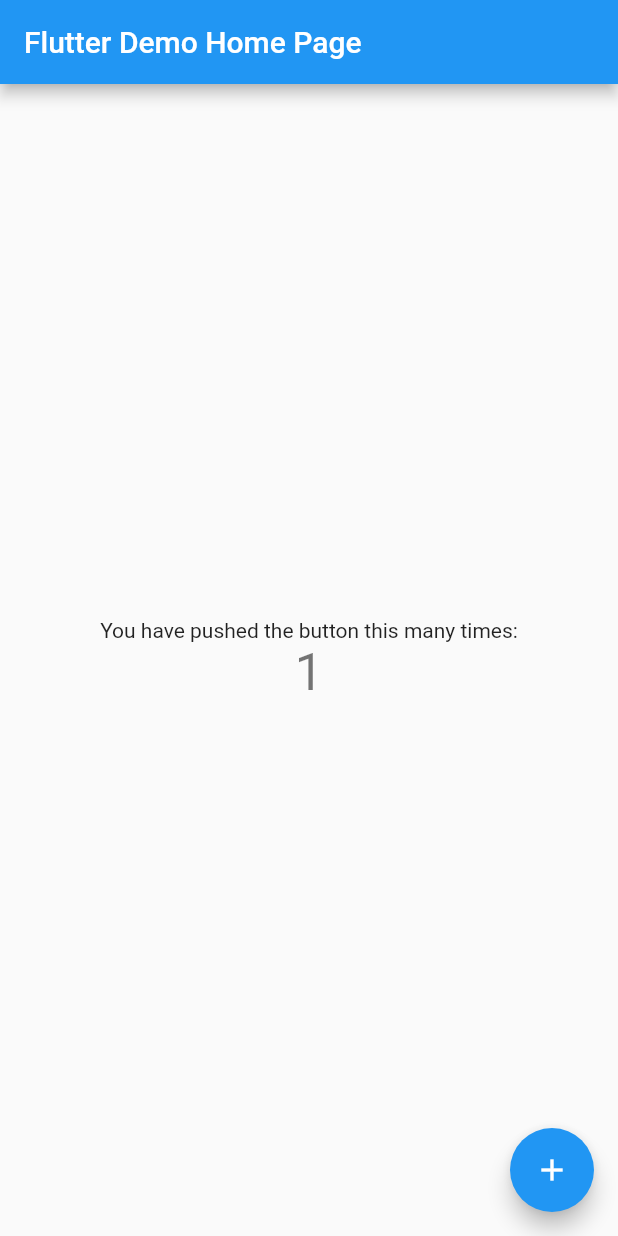
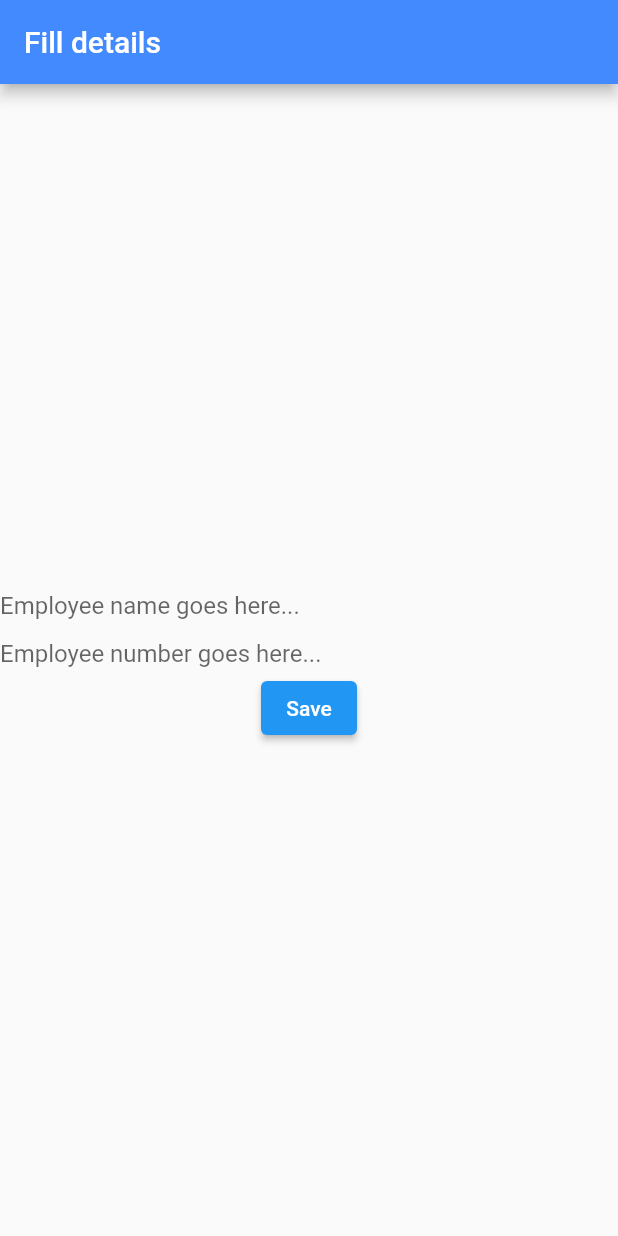
Before and after one commit to rajeshkiran/Flutter_Samples, a Flutter app: the screen it shows after launch, after a tap on the "add" icon, on a phone screen of 412 x 824 dp. Run offline on Flutter 3.47's test engine with Material 2 defaults, Android fonts, the phone set to English and light mode, and no system bars; our stand-ins replace sqflite; accounts and stored records are empty.

Commit message:
new form to add employee details

```diff
--- /dev/null
+++ b/listview_project/Collection/flowerCollection.dart
@@ -0,0 +1,11 @@
+class flowerCollection {
+  static Map<String, int> someMap = Map();
+  @override
+  flowerCollection() {
+    // = new Map(String, int);
+  }
+
+  static void add(int id, String name) {
+    someMap[name] = id;
+  }
+}
--- /dev/null
+++ b/listview_project/lib/EmployeeModelDB.dart
@@ -0,0 +1,11 @@
+class EmployeeModelDB {
+  final int id;
+  final String name;
+  final int age;
+
+  const EmployeeModelDB({
+    required this.id,
+    required this.name,
+    required this.age,
+  });
+}
--- /dev/null
+++ b/listview_project/lib/employeeModel.dart
@@ -0,0 +1,14 @@
+class employeeModel {
+//These are the values that this Demo model can store
+
+  late Employee? employees = Employee();
+}
+
+class Employee {
+  late List<ListEmployees?> empdata;
+}
+
+class ListEmployees {
+  late int? id;
+  late String? name;
+}
--- /dev/null
+++ b/listview_project/lib/flowerCollection.dart
@@ -0,0 +1,19 @@
+class flowerCollection {
+  static Map<int, String> someMap = Map();
+  @override
+  flowerCollection() {
+    // = new Map(String, int);
+  }
+
+  static void add(int id, String name) {
+    bool exist = false;
+    for (var id in someMap.keys) {
+      exist = true;
+      print("Employee already exist!");
+    }
+
+    if (!exist) {
+      someMap = {id: name};
+    }
+  }
+}
--- a/listview_project/lib/main.dart
+++ b/listview_project/lib/main.dart
@@ -1,7 +1,34 @@
 import 'package:flutter/material.dart';
+import 'package:listview_project/newform.dart';
+import 'package:sqflite/sqflite.dart';
 
-void main() {
+import 'dart:async';
+
+import 'package:path/path.dart';
+
+void main() async {
   runApp(const MyApp());
+
+  CreateDatabaseAndTable();
+}
+
+void CreateDatabaseAndTable() async {
+  final database = openDatabase(
+    // Set the path to the database. Note: Using the `join` function from the
+    // `path` package is best practice to ensure the path is correctly
+    // constructed for each platform.
+    join(await getDatabasesPath(), 'employee_database.db'),
+    // When the database is first created, create a table to store dogs.
+    onCreate: (db, version) {
+      // Run the CREATE TABLE statement on the database.
+      return db.execute(
+        'CREATE TABLE employees(id INTEGER PRIMARY KEY, name TEXT)',
+      );
+    },
+    // Set the version. This executes the onCreate function and provides a
+    // path to perform database upgrades and downgrades.
+    version: 1,
+  );
 }
 
 class MyApp extends StatelessWidget {
@@ -58,6 +85,9 @@ class _MyHomePageState extends State<MyHomePage> {
       // _counter without calling setState(), then the build method would not be
       // called again, and so nothing would appear to happen.
       _counter++;
+
+      Navigator.of(this.context)
+          .push(MaterialPageRoute(builder: (context) => newform()));
     });
   }
 
@@ -95,13 +125,13 @@ class _MyHomePageState extends State<MyHomePage> {
           // horizontal).
           mainAxisAlignment: MainAxisAlignment.center,
           children: <Widget>[
-            const Text(
-              'You have pushed the button this many times:',
-            ),
-            Text(
-              '$_counter',
-              style: Theme.of(context).textTheme.headline4,
-            ),
+            // const Text(
+            //   'You have pushed the button this many times:',
+            // ),
+            // Text(
+            //   '$_counter',
+            //   style: Theme.of(context).textTheme.headline4,
+            // ),
           ],
         ),
       ),
--- /dev/null
+++ b/listview_project/lib/newform.dart
@@ -0,0 +1,109 @@
+// ignore_for_file: prefer_const_constructors
+import 'dart:developer';
+
+import 'package:flutter/material.dart';
+import 'package:listview_project/employeeModel.dart';
+import 'flowerCollection.dart';
+
+import 'dart:async';
+
+import 'package:path/path.dart';
+import 'package:sqflite/sqflite.dart';
+
+class newform extends StatefulWidget {
+  @override
+  _newformState createState() => _newformState();
+}
+
+class _newformState extends State<newform> {
+  @override
+  Widget build(BuildContext context) {
+    return const MaterialApp(
+      title: 'Retrieve Text Input',
+      home: MyCustomForm(),
+    );
+  }
+}
+
+class _MyCustomFormState extends State<MyCustomForm> {
+  // Create a text controller and use it to retrieve the current value
+  // of the TextField.
+  final nameController = TextEditingController();
+  final idController = TextEditingController();
+
+  int count = 0;
+  employeeModel emp = new employeeModel();
+
+  @override
+  void dispose() {
+    // Clean up the controller when the widget is disposed.
+    nameController.dispose();
+    idController.dispose();
+    super.dispose();
+  }
+
+  @override
+  Widget build(BuildContext context) {
+    // TODO: implement build
+    return Scaffold(
+      appBar: AppBar(
+          title: const Text('Fill details'),
+          backgroundColor: Colors.blueAccent),
+      body: Center(
+        child: Column(
+          // horizontal).
+          mainAxisAlignment: MainAxisAlignment.center,
+          // ignore: prefer_const_literals_to_create_immutables
+          children: <Widget>[
+            TextField(
+              decoration: InputDecoration.collapsed(
+                hintText: 'Employee name goes here...',
+                hoverColor: Color.fromRGBO(50, 155, 168, 1),
+              ),
+              style: TextStyle(height: 2, color: Color.fromRGBO(0, 0, 0, 1)),
+              controller: nameController,
+            ),
+            TextField(
+              decoration: InputDecoration.collapsed(
+                hintText: 'Employee number goes here...',
+                hoverColor: Color.fromRGBO(50, 155, 168, 1),
+              ),
+              style: TextStyle(height: 2, color: Color.fromRGBO(0, 0, 0, 1)),
+              controller: idController,
+            ),
+            ElevatedButton(onPressed: onSave, child: Text("Save"))
+          ],
+        ),
+      ),
+    );
+  }
+
+  void onSave() {
+    //flowerCollection coll = new flowerCollection();
+    //flowerCollection.add(int.parse(idController.text), nameController.text);
+    //employeeModel emp = employeeModel();
+
+    // ignore: deprecated_member_use
+    // as employeeModel;
+    emp.employees?.empdata[count]?.id = int.parse(idController.text);
+    emp.employees?.empdata[count]?.name = nameController.text;
+    count++;
+
+    print(emp.employees?.empdata.length);
+  }
+
+  createDatabase() async {
+    String databasesPath = await getDatabasesPath();
+    String dbPath = join(databasesPath, 'my.db');
+
+    var database = await openDatabase(dbPath, version: 1, onCreate: populateDb);
+    return database;
+  }
+}
+
+class MyCustomForm extends StatefulWidget {
+  const MyCustomForm({Key? key}) : super(key: key);
+
+  @override
+  _MyCustomFormState createState() => _MyCustomFormState();
+}
--- a/listview_project/pubspec.yaml
+++ b/listview_project/pubspec.yaml
@@ -34,6 +34,7 @@ dependencies:
   # The following adds the Cupertino Icons font to your application.
   # Use with the CupertinoIcons class for iOS style icons.
   cupertino_icons: ^1.0.2
+  sqflite: ^2.0.2
 
 dev_dependencies:
   flutter_test:
```
Also changed, not shown: listview_project/pubspec.lock, 3 other files.
